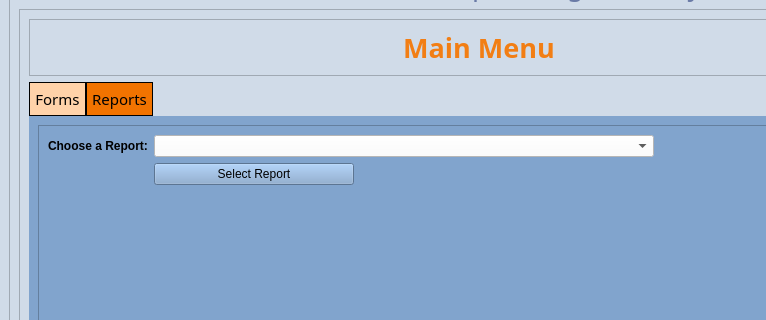
Before: the Qt Designer form Hallywell CRMS v1/UI Files/mainscreen.ui in apduong/CIS-3365, drawn with Qt 5; both pictures show x 0 to 766 and y 120 to 440 of the 958 by 856 pixel window.
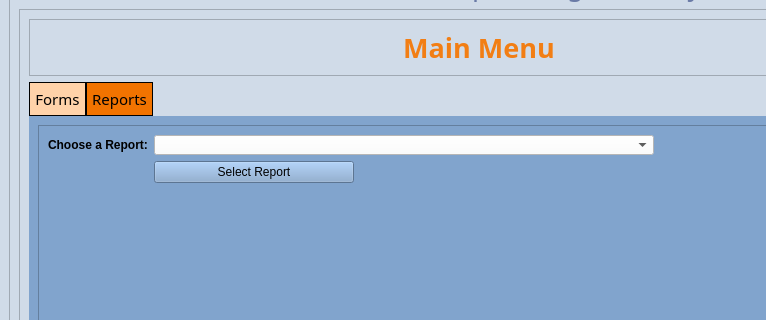
After: the same form once the commit is applied. Icons and pictures are not drawn.

Diff of the .ui file:
```diff
--- a/Hallywell CRMS v1/UI Files/mainscreen.ui
+++ b/Hallywell CRMS v1/UI Files/mainscreen.ui
@@ -2338,10 +2338,16 @@
                  </item>
                  <item row="0" column="1">
                   <widget class="QComboBox" name="comboBox_Report">
+                   <property name="minimumSize">
+                    <size>
+                     <width>0</width>
+                     <height>20</height>
+                    </size>
+                   </property>
                    <property name="maximumSize">
                     <size>
                      <width>500</width>
-                     <height>16777215</height>
+                     <height>20</height>
                     </size>
                    </property>
                    <property name="styleSheet">
```
